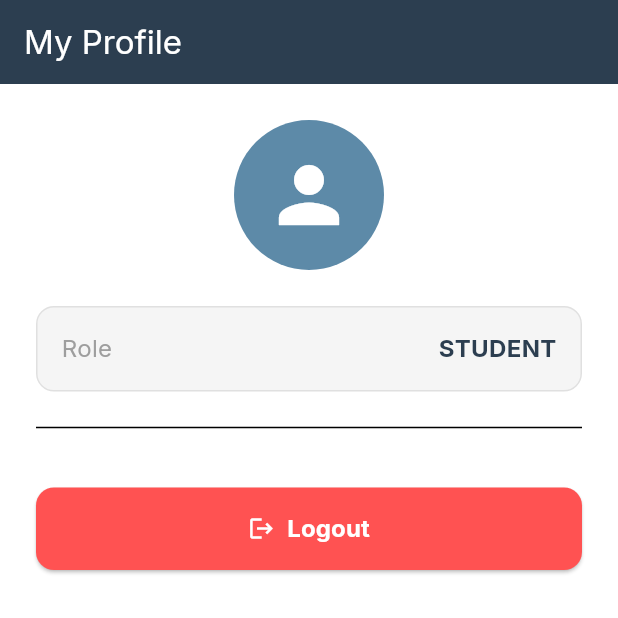
After one commit to Sundus-Ali/learnprogres, a Flutter app: the ProfileScreen screen opened directly, on a phone screen of 412 x 824 dp, the top half of it. The commit adds this screen. Run offline on Flutter 3.47's test engine with Material 3 defaults, Android fonts, the phone set to English and light mode, and no system bars; our stand-ins replace google_fonts, shared_preferences; accounts and stored records are empty.

Commit message:
Implemented Profile Screen and Logout functionality

```diff
--- a/lib/views/main_layout.dart
+++ b/lib/views/main_layout.dart
@@ -2,6 +2,7 @@ import 'package:flutter/material.dart';
 import 'package:learnprogres/core/theme.dart';
 import 'package:learnprogres/views/dashboard/dashboard_screen.dart';
 import 'package:learnprogres/views/progress/progress_screen.dart';
+import 'package:learnprogres/views/profile/profile_screen.dart';
 
 class MainLayout extends StatefulWidget {
   const MainLayout({super.key});
@@ -16,6 +17,7 @@ class _MainLayoutState extends State<MainLayout> {
   final List<Widget> _screens = [
     const DashboardScreen(),
     const ProgressScreen(),
+    const ProfileScreen(),
   ];
 
   @override
@@ -45,6 +47,11 @@ class _MainLayoutState extends State<MainLayout> {
             activeIcon: Icon(Icons.bar_chart),
             label: 'Progress',
           ),
+          BottomNavigationBarItem(
+            icon: Icon(Icons.person_outline),
+            activeIcon: Icon(Icons.person),
+            label: 'Profile',
+          ),
         ],
       ),
     );
--- /dev/null
+++ b/lib/views/profile/profile_screen.dart
@@ -0,0 +1,94 @@
+import 'package:flutter/material.dart';
+import 'package:provider/provider.dart';
+import 'package:learnprogres/core/theme.dart';
+import 'package:learnprogres/viewmodels/auth_viewmodel.dart';
+import 'package:learnprogres/views/auth/login_screen.dart';
+import 'package:shared_preferences/shared_preferences.dart';
+
+class ProfileScreen extends StatelessWidget {
+  const ProfileScreen({super.key});
+
+  @override
+  Widget build(BuildContext context) {
+    final authViewModel = Provider.of<AuthViewModel>(context);
+
+    return Scaffold(
+      backgroundColor: AppTheme.white,
+      appBar: AppBar(
+        title: const Text('My Profile'),
+        backgroundColor: AppTheme.charcoalBlue,
+        automaticallyImplyLeading: false,
+      ),
+      body: Padding(
+        padding: const EdgeInsets.all(24.0),
+        child: Column(
+          children: [
+            // Profile Avatar
+            const CircleAvatar(
+              radius: 50,
+              backgroundColor: AppTheme.dustyDenim,
+              child: Icon(Icons.person, size: 60, color: Colors.white),
+            ),
+            const SizedBox(height: 24),
+
+            // User Info
+            _buildInfoTile('Role', authViewModel.userRole.toUpperCase()),
+            const SizedBox(height: 16),
+            // Note: asking backend for name/email would be better, but for now using placeholders or stored data
+            // We can update AuthViewModel to store name/email too.
+            const Divider(),
+            const SizedBox(height: 32),
+
+            // Logout Button
+            SizedBox(
+              width: double.infinity,
+              child: ElevatedButton.icon(
+                onPressed: () async {
+                  // Logout Logic
+                  final prefs = await SharedPreferences.getInstance();
+                  await prefs.clear(); // Clear all data
+
+                  if (context.mounted) {
+                    Navigator.pushAndRemoveUntil(
+                      context,
+                      MaterialPageRoute(builder: (context) => const LoginScreen()),
+                      (route) => false,
+                    );
+                  }
+                },
+                style: ElevatedButton.styleFrom(
+                  backgroundColor: Colors.redAccent,
+                  padding: const EdgeInsets.symmetric(vertical: 16),
+                  shape: RoundedRectangleBorder(borderRadius: BorderRadius.circular(12)),
+                ),
+                icon: const Icon(Icons.logout, color: Colors.white),
+                label: const Text(
+                  'Logout',
+                  style: TextStyle(fontSize: 16, fontWeight: FontWeight.bold, color: Colors.white),
+                ),
+              ),
+            ),
+          ],
+        ),
+      ),
+    );
+  }
+
+  Widget _buildInfoTile(String label, String value) {
+    return Container(
+      padding: const EdgeInsets.all(16),
+      decoration: BoxDecoration(
+        color: Colors.grey[100],
+        borderRadius: BorderRadius.circular(12),
+        border: Border.all(color: Colors.grey[300]!),
+      ),
+      child: Row(
+        mainAxisAlignment: MainAxisAlignment.spaceBetween,
+        children: [
+          Text(label, style: const TextStyle(color: Colors.grey, fontSize: 16)),
+          Text(value, style: const TextStyle(fontWeight: FontWeight.bold, fontSize: 16, color: AppTheme.charcoalBlue)),
+        ],
+      ),
+    );
+  }
+}
```
Also changed, not shown: 1 other file.
